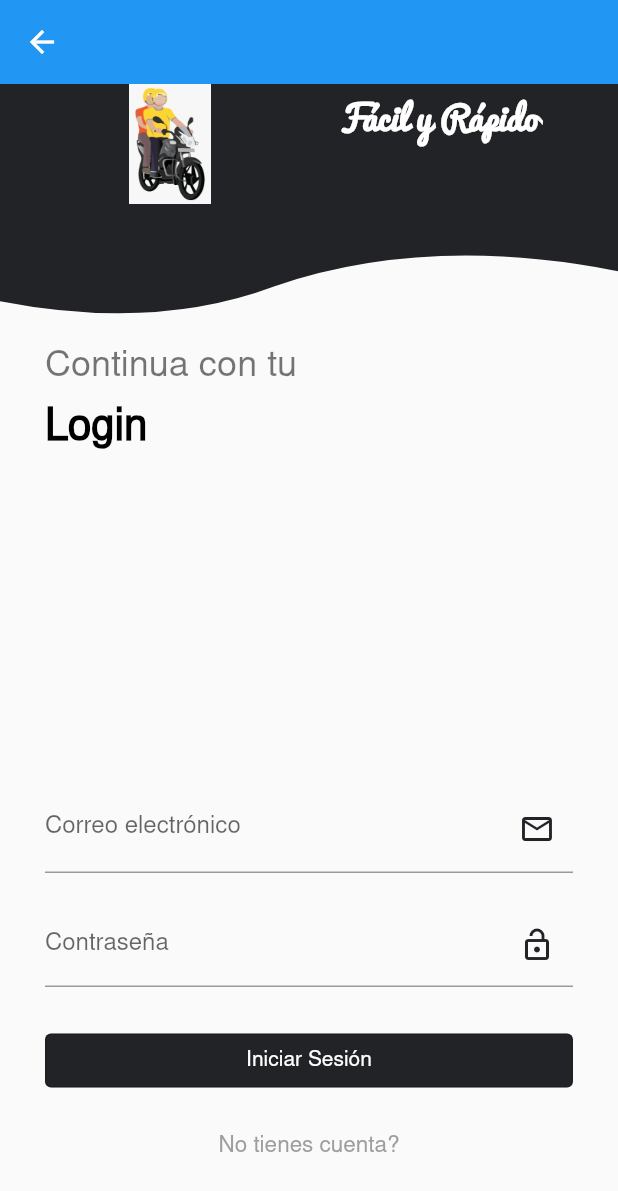
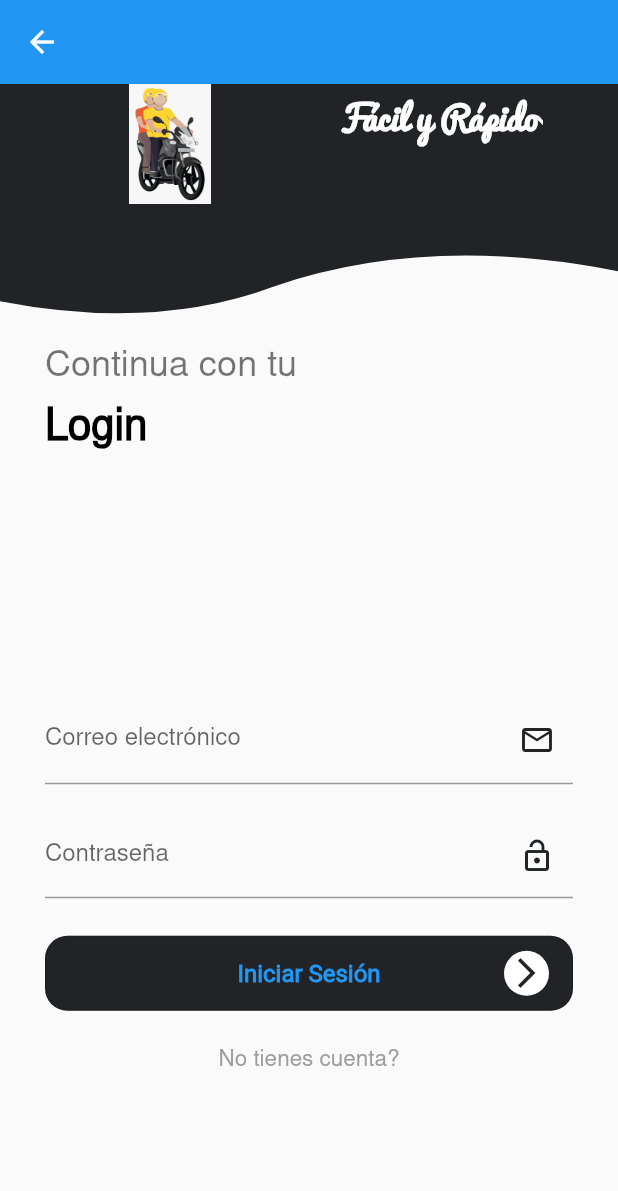
Before and after one commit to juan-ad/easy_motorbike, a Flutter app: the LoginPage screen opened by its route, after a tap on "Iniciar Sesión", on a phone screen of 412 x 824 dp. Shown: the top 1191 px of the screen. Run offline on Flutter 3.47's test engine with Material 2 defaults, Android fonts, the phone set to English and light mode, and no system bars; our stand-ins replace flutter_custom_clippers.

Commit message:
Finalización Login

```diff
--- /dev/null
+++ b/lib/pages/login/login_controller.dart
@@ -0,0 +1,22 @@
+import 'package:flutter/material.dart';
+
+class LoginController{
+
+  BuildContext? context;
+
+  TextEditingController emailController = TextEditingController();
+  TextEditingController passwordController = TextEditingController();
+
+  Future? init(BuildContext context){
+    this.context = context;
+    return null;
+  }
+
+  void login(){
+    String email = emailController.text;
+    String password = passwordController.text;
+
+    print("Email: $email");
+    print("Password: $password");
+  }
+}
--- a/lib/pages/login/login_page.dart
+++ b/lib/pages/login/login_page.dart
@@ -1,6 +1,9 @@
 import 'package:flutter/material.dart';
+import 'package:flutter/scheduler.dart';
 import 'package:flutter_custom_clippers/flutter_custom_clippers.dart';
 import 'package:easy_motorbike/utils/colors.dart' as utils;
+import 'package:easy_motorbike/widgets/button_app.dart';
+import 'package:easy_motorbike/pages/login/login_controller.dart';
 
 class LoginPage extends StatefulWidget {
   const LoginPage({super.key});
@@ -10,21 +13,35 @@ class LoginPage extends StatefulWidget {
 }
 
 class _LoginPageState extends State<LoginPage> {
+
+  final LoginController _con = LoginController();
+
+  @override
+  void initState(){
+    super.initState();
+
+    SchedulerBinding.instance.addPostFrameCallback((timeStamp) {
+      _con.init(context);
+    });
+  }
+
   @override
   Widget build(BuildContext context) {
     return Scaffold(
       appBar: AppBar(),
-      body: Column(
+      body: SingleChildScrollView(
+        child: Column(
           children: [
             _bannerApp(),
             _textDescription(),
             _textLogin(),
-          Expanded(child: Container()),
+            SizedBox(height: MediaQuery.of(context).size.height * 0.17),
             _textFieldEmail(),
             _textFieldPassword(),
             _buttonLogin(),
             _textDontHaveAcoount()
           ],
+        ),
       ),
     );
   }
@@ -92,9 +109,10 @@ class _LoginPageState extends State<LoginPage> {
   Widget _textFieldEmail() {
     return Container(
       margin: const EdgeInsets.symmetric(horizontal: 30, vertical: 20),
-      child: const TextField(
-        obscureText: true,
-        decoration: InputDecoration(
+      child: TextField(
+        obscureText: false,
+        controller: _con.emailController,
+        decoration: const InputDecoration(
           hintText: 'correo@gmail.com',
           labelText: 'Correo electrónico',
           suffixIcon: Icon(
@@ -109,8 +127,10 @@ class _LoginPageState extends State<LoginPage> {
   Widget _textFieldPassword() {
     return Container(
       margin: const EdgeInsets.symmetric(horizontal: 30),
-      child: const TextField(
-        decoration: InputDecoration(
+      child: TextField(
+        obscureText: true,
+        controller: _con.passwordController,
+        decoration: const InputDecoration(
           labelText: 'Contraseña',
           suffixIcon: Icon(
             Icons.lock_open_outlined,
@@ -123,20 +143,13 @@ class _LoginPageState extends State<LoginPage> {
 
   Widget _buttonLogin(){
     return Container(
-      width: double.infinity,
       margin: const EdgeInsets.symmetric(horizontal: 30, vertical: 25),
-      child: OutlinedButton(
-        onPressed: () {},
-        style: OutlinedButton.styleFrom(
-          backgroundColor: utils.Colors.easyMotoColor
-        ),
-        child: const Text(
-          'Iniciar Sesión',
-          style: TextStyle(
-            color: Colors.white
-          ),
+      child: ButtonApp(
+        onPressed: _con.login,
+        text: 'Iniciar Sesión',
+        color: utils.Colors.easyMotoColor,
+        textColor: Colors.white,
       )
-      ),
     );
   }
 
--- /dev/null
+++ b/lib/widgets/button_app.dart
@@ -0,0 +1,72 @@
+import 'package:flutter/material.dart';
+import 'package:easy_motorbike/utils/colors.dart' as utils;
+
+// ignore: must_be_immutable
+class ButtonApp extends StatelessWidget{
+
+  Color color;
+  Color textColor;
+  String text;
+  IconData icon;
+  Function onPressed;
+
+  ButtonApp({
+    super.key,
+    this.color = Colors.black,
+    this.textColor = Colors.white,
+    this.icon = Icons.arrow_forward_ios,
+    required this.onPressed,
+    required this.text
+  });
+
+  @override
+  Widget build(BuildContext context){
+    return OutlinedButton(
+      onPressed: () {
+        onPressed();
+      },
+      style: OutlinedButton.styleFrom(
+        backgroundColor: color,
+        textStyle: TextStyle(
+          color: textColor
+        ),
+        shape: RoundedRectangleBorder(
+          borderRadius: BorderRadius.circular(15)
+        ),
+      ),
+      child: Stack(
+        children: [
+          Align(
+            alignment: Alignment.center,
+            child: Container(
+              height: 50,
+              alignment: Alignment.center,
+              child: Text(
+                text,
+                style: const TextStyle(
+                  fontSize: 16,
+                  fontWeight: FontWeight.bold
+                ),
+              ),
+            )
+          ),
+          Align(
+            alignment: Alignment.centerRight,
+            // ignore: sized_box_for_whitespace
+            child: Container(
+              height: 50,
+              child: CircleAvatar(
+                radius: 15,
+                backgroundColor: Colors.white,
+                child: Icon(
+                  icon,
+                  color: utils.Colors.easyMotoColor,
+                ),
+              ),
+            ),
+          ),
+        ],
+      )
+    );
+  }
+}
```
Lines whose indentation alone changed are shown as unchanged.
